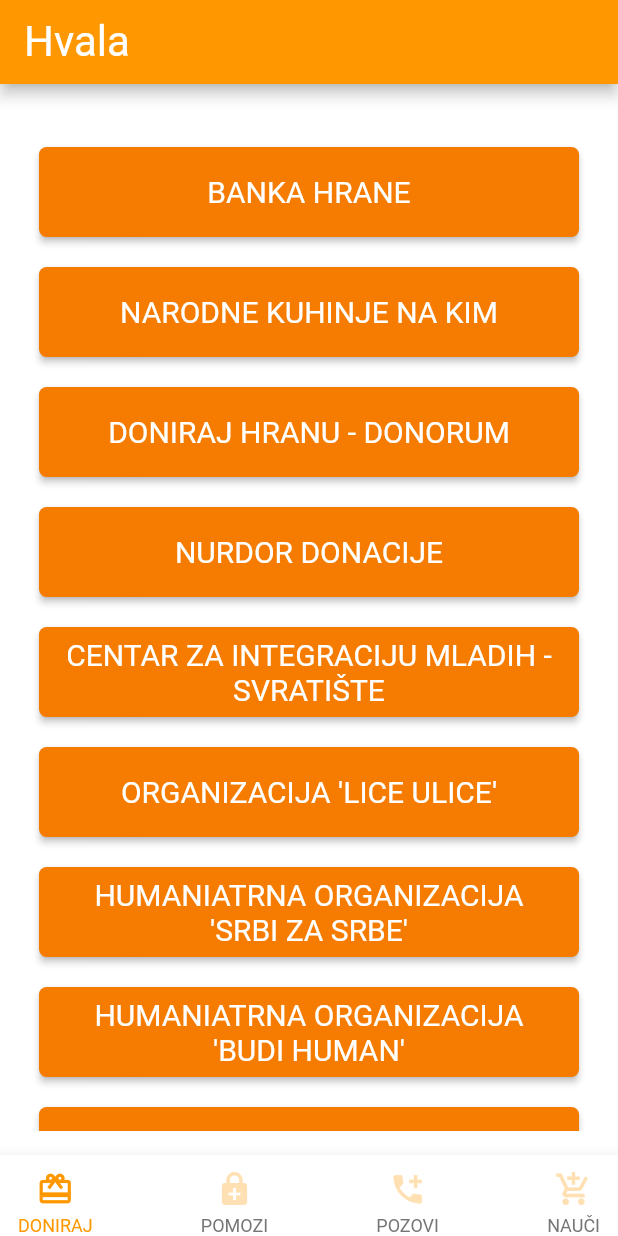
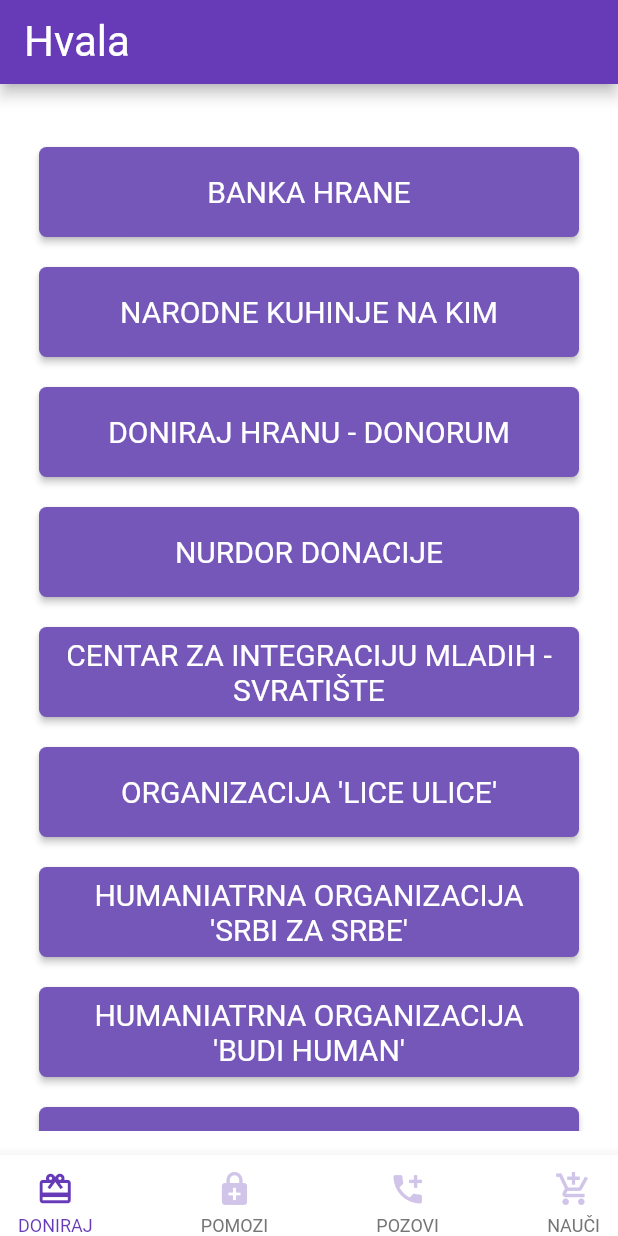
Before and after one commit to jomi86/HvalaApp, a Flutter app: the screen it shows after launch, on a phone screen of 412 x 824 dp. Run offline on Flutter 3.47's test engine with Material 2 defaults, Android fonts, the light colour scheme and no system bars.

Commit message:
new app color (testing)

```diff
--- a/lib/theme/HColors.dart
+++ b/lib/theme/HColors.dart
@@ -5,7 +5,7 @@
 
   static Color lightPrimaryColor() => _lightPrimary;
 
-  static Color buttonColor() => _darkPrimary;
+  static Color buttonColor() => _mediumPrimary;
 
   static Color backgroundColor() => Colors.white;
 
@@ -17,26 +17,36 @@
 
   static MaterialColor getPrimarySwatch() {
     Map<int, Color> color = {
-      50: Color.fromRGBO(255, 152, 0, .1),
-      100: Color.fromRGBO(255, 152, 0, .2),
-      200: Color.fromRGBO(255, 152, 0, .3),
-      300: Color.fromRGBO(255, 152, 0, .4),
-      400: Color.fromRGBO(255, 152, 0, .5),
-      500: Color.fromRGBO(255, 152, 0, .6),
-      600: Color.fromRGBO(255, 152, 0, .7),
-      700: Color.fromRGBO(255, 152, 0, .8),
-      800: Color.fromRGBO(255, 152, 0, .9),
-      900: Color.fromRGBO(255, 152, 0, 1),
+      50: Color.fromRGBO(81, 45, 168, .1),
+      100: Color.fromRGBO(81, 45, 168, .2),
+      200: Color.fromRGBO(81, 45, 168, .3),
+      300: Color.fromRGBO(81, 45, 168, .4),
+      400: Color.fromRGBO(81, 45, 168, .5),
+      500: Color.fromRGBO(81, 45, 168, .6),
+      600: Color.fromRGBO(81, 45, 168, .7),
+      700: Color.fromRGBO(81, 45, 168, .8),
+      800: Color.fromRGBO(81, 45, 168, .9),
+      900: Color.fromRGBO(81, 45, 168, 1),
     };
 
     return MaterialColor(primaryColor().value, color);
   }
 }
 
-const _darkPrimary = const Color(0xFFF57C00);
-const _defaultPrimary = const Color(0xFFFF9800);
-const _lightPrimary = const Color(0xFFFFE0B2);
+//.dark-primary-color    { background: #; }
+//.default-primary-color { background: #; }
+//.light-primary-color   { background: #; }
+//.text-primary-color    { color: #; }
+//.accent-color          { background: #; }
+//.primary-text-color    { color: #; }
+//.secondary-text-color  { color: #757575; }
+//.divider-color         { border-color: #; }
+
+const _darkPrimary = const Color(0xFF512DA8);
+const _defaultPrimary = const Color(0xFF673AB7);
+const _mediumPrimary = const Color(0xFF7457B9);
+const _lightPrimary = const Color(0xFFD1C4E9);
 const _textPrimary = const Color(0xFF212121);
 const _textSecondary = const Color(0xFF757575);
-const _accent = const Color(0xFFFF9800);
+const _accent = const Color(0xFF03A9F4);
 const _divider = const Color(0xFFBDBDBD);
```
